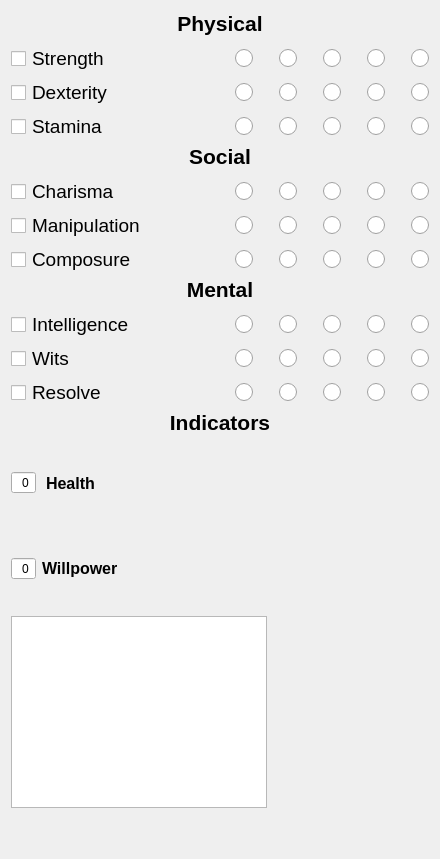
Qt form attributes.ui (Pkow1999/Vampire-The-Masquerade-v5-Character-Sheet-for-Android) before a commit.
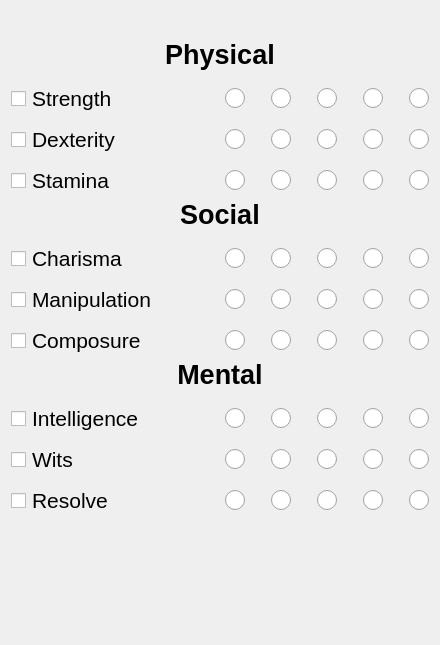
The same form after that commit. Icons and pictures are not drawn.

Commit message: Added blockade system, background images, bigger indicators

The edit to the form file:
```diff
--- a/attributes.ui
+++ b/attributes.ui
@@ -7,7 +7,7 @@
     <x>0</x>
     <y>0</y>
     <width>440</width>
-    <height>859</height>
+    <height>645</height>
    </rect>
   </property>
   <property name="sizePolicy">
@@ -29,10 +29,42 @@
 }</string>
   </property>
   <layout class="QVBoxLayout" name="verticalLayout_2">
+   <item>
+    <widget class="QPushButton" name="lockButton">
+     <property name="sizePolicy">
+      <sizepolicy hsizetype="Fixed" vsizetype="Fixed">
+       <horstretch>0</horstretch>
+       <verstretch>0</verstretch>
+      </sizepolicy>
+     </property>
+     <property name="layoutDirection">
+      <enum>Qt::RightToLeft</enum>
+     </property>
+     <property name="text">
+      <string/>
+     </property>
+     <property name="icon">
+      <iconset>
+       <normaloff>:/images/icons/unlock20x20.png</normaloff>:/images/icons/unlock20x20.png</iconset>
+     </property>
+     <property name="iconSize">
+      <size>
+       <width>20</width>
+       <height>20</height>
+      </size>
+     </property>
+     <property name="checkable">
+      <bool>true</bool>
+     </property>
+     <property name="flat">
+      <bool>true</bool>
+     </property>
+    </widget>
+   </item>
    <item>
     <layout class="QVBoxLayout" name="PhysicalLayout">
      <property name="spacing">
-      <number>10</number>
+      <number>15</number>
      </property>
      <property name="sizeConstraint">
       <enum>QLayout::SetMaximumSize</enum>
@@ -47,7 +79,7 @@
        </property>
        <property name="font">
         <font>
-         <pointsize>16</pointsize>
+         <pointsize>20</pointsize>
          <bold>true</bold>
         </font>
        </property>
@@ -74,7 +106,7 @@
          </property>
          <property name="font">
           <font>
-           <pointsize>14</pointsize>
+           <pointsize>16</pointsize>
            <bold>false</bold>
           </font>
          </property>
@@ -120,8 +152,8 @@
            <property name="styleSheet">
             <string notr="true">QRadioButton::indicator{
 
-width: 18px;
-height: 18px;
+width: 20px;
+height: 20px;
 }</string>
            </property>
            <property name="text">
@@ -154,8 +186,8 @@
            <property name="styleSheet">
             <string notr="true">QRadioButton::indicator{
 
-width: 18px;
-height: 18px;
+width: 20px;
+height: 20px;
 }</string>
            </property>
            <property name="text">
@@ -188,8 +220,8 @@
            <property name="styleSheet">
             <string notr="true">QRadioButton::indicator{
 
-width: 18px;
-height: 18px;
+width: 20px;
+height: 20px;
 }</string>
            </property>
            <property name="text">
@@ -222,8 +254,8 @@
            <property name="styleSheet">
             <string notr="true">QRadioButton::indicator{
 
-width: 18px;
-height: 18px;
+width: 20px;
+height: 20px;
 }</string>
            </property>
            <property name="text">
@@ -256,8 +288,8 @@
            <property name="styleSheet">
             <string notr="true">QRadioButton::indicator{
 
-width: 18px;
-height: 18px;
+width: 20px;
+height: 20px;
 }</string>
            </property>
            <property name="text">
@@ -287,7 +319,7 @@
          </property>
          <property name="font">
           <font>
-           <pointsize>14</pointsize>
+           <pointsize>16</pointsize>
           </font>
          </property>
          <property name="styleSheet">
@@ -332,8 +364,8 @@
            <property name="styleSheet">
             <string notr="true">QRadioButton::indicator{
 
-width: 18px;
-height: 18px;
+width: 20px;
+height: 20px;
 }</string>
            </property>
            <property name="text">
@@ -372,8 +404,8 @@
            <property name="styleSheet">
             <string notr="true">QRadioButton::indicator{
 
-width: 18px;
-height: 18px;
+width: 20px;
+height: 20px;
 }</string>
            </property>
            <property name="text">
@@ -406,8 +438,8 @@
            <property name="styleSheet">
             <string notr="true">QRadioButton::indicator{
 
-width: 18px;
-height: 18px;
+width: 20px;
+height: 20px;
 }</string>
            </property>
            <property name="text">
@@ -440,8 +472,8 @@
            <property name="styleSheet">
             <string notr="true">QRadioButton::indicator{
 
-width: 18px;
-height: 18px;
+width: 20px;
+height: 20px;
 }</string>
            </property>
            <property name="text">
@@ -474,8 +506,8 @@
            <property name="styleSheet">
             <string notr="true">QRadioButton::indicator{
 
-width: 18px;
-height: 18px;
+width: 20px;
+height: 20px;
 }</string>
            </property>
            <property name="text">
@@ -505,7 +537,7 @@
          </property>
          <property name="font">
           <font>
-           <pointsize>14</pointsize>
+           <pointsize>16</pointsize>
           </font>
          </property>
          <property name="styleSheet">
@@ -550,8 +582,8 @@
            <property name="styleSheet">
             <string notr="true">QRadioButton::indicator{
 
-width: 18px;
-height: 18px;
+width: 20px;
+height: 20px;
 }</string>
            </property>
            <property name="text">
@@ -584,8 +616,8 @@
            <property name="styleSheet">
             <string notr="true">QRadioButton::indicator{
 
-width: 18px;
-height: 18px;
+width: 20px;
+height: 20px;
 }</string>
            </property>
            <property name="text">
@@ -618,8 +650,8 @@
            <property name="styleSheet">
             <string notr="true">QRadioButton::indicator{
 
-width: 18px;
-height: 18px;
+width: 20px;
+height: 20px;
 }</string>
            </property>
            <property name="text">
@@ -652,8 +684,8 @@
            <property name="styleSheet">
             <string notr="true">QRadioButton::indicator{
 
-width: 18px;
-height: 18px;
+width: 20px;
+height: 20px;
 }</string>
            </property>
            <property name="text">
@@ -686,8 +718,8 @@
            <property name="styleSheet">
             <string notr="true">QRadioButton::indicator{
 
-width: 18px;
-height: 18px;
+width: 20px;
+height: 20px;
 }</string>
            </property>
            <property name="text">
@@ -710,7 +742,7 @@
    <item>
     <layout class="QVBoxLayout" name="SocialLayout">
      <property name="spacing">
-      <number>10</number>
+      <number>15</number>
      </property>
      <property name="sizeConstraint">
       <enum>QLayout::SetMaximumSize</enum>
@@ -725,7 +757,7 @@
        </property>
        <property name="font">
         <font>
-         <pointsize>16</pointsize>
+         <pointsize>20</pointsize>
          <bold>true</bold>
         </font>
        </property>
@@ -749,7 +781,7 @@
          </property>
          <property name="font">
           <font>
-           <pointsize>14</pointsize>
+           <pointsize>16</pointsize>
           </font>
          </property>
          <property name="styleSheet">
@@ -794,8 +826,8 @@
            <property name="styleSheet">
             <string notr="true">QRadioButton::indicator{
 
-width: 18px;
-height: 18px;
+width: 20px;
+height: 20px;
 }</string>
            </property>
            <property name="text">
@@ -828,8 +860,8 @@
            <property name="styleSheet">
             <string notr="true">QRadioButton::indicator{
 
-width: 18px;
-height: 18px;
+width: 20px;
+height: 20px;
 }</string>
            </property>
            <property name="text">
@@ -862,8 +894,8 @@
            <property name="styleSheet">
             <string notr="true">QRadioButton::indicator{
 
-width: 18px;
-height: 18px;
+width: 20px;
+height: 20px;
 }</string>
            </property>
            <property name="text">
@@ -896,8 +928,8 @@
            <property name="styleSheet">
             <string notr="true">QRadioButton::indicator{
 
-width: 18px;
-height: 18px;
+width: 20px;
+height: 20px;
 }</string>
            </property>
            <property name="text">
@@ -930,8 +962,8 @@
            <property name="styleSheet">
             <string notr="true">QRadioButton::indicator{
 
-width: 18px;
-height: 18px;
+width: 20px;
+height: 20px;
 }</string>
            </property>
            <property name="text">
@@ -961,7 +993,7 @@
          </property>
          <property name="font">
           <font>
-           <pointsize>14</pointsize>
+           <pointsize>16</pointsize>
           </font>
          </property>
          <property name="styleSheet">
@@ -1006,8 +1038,8 @@
            <property name="styleSheet">
             <string notr="true">QRadioButton::indicator{
 
-width: 18px;
-height: 18px;
+width: 20px;
+height: 20px;
 }</string>
            </property>
            <property name="text">
@@ -1040,8 +1072,8 @@
            <property name="styleSheet">
             <string notr="true">QRadioButton::indicator{
 
-width: 18px;
-height: 18px;
+width: 20px;
+height: 20px;
 }</string>
            </property>
            <property name="text">
@@ -1074,8 +1106,8 @@
            <property name="styleSheet">
             <string notr="true">QRadioButton::indicator{
 
-width: 18px;
-height: 18px;
+width: 20px;
+height: 20px;
 }</string>
            </property>
            <property name="text">
@@ -1108,8 +1140,8 @@
            <property name="styleSheet">
             <string notr="true">QRadioButton::indicator{
 
-width: 18px;
-height: 18px;
+width: 20px;
+height: 20px;
 }</string>
            </property>
            <property name="text">
@@ -1142,8 +1174,8 @@
            <property name="styleSheet">
             <string notr="true">QRadioButton::indicator{
 
-width: 18px;
-height: 18px;
+width: 20px;
+height: 20px;
 }</string>
            </property>
            <property name="text">
@@ -1173,7 +1205,7 @@
          </property>
          <property name="font">
           <font>
-           <pointsize>14</pointsize>
+           <pointsize>16</pointsize>
           </font>
          </property>
          <property name="styleSheet">
@@ -1218,8 +1250,8 @@
            <property name="styleSheet">
             <string notr="true">QRadioButton::indicator{
 
-width: 18px;
-height: 18px;
+width: 20px;
+height: 20px;
 }</string>
            </property>
            <property name="text">
@@ -1252,8 +1284,8 @@
            <property name="styleSheet">
             <string notr="true">QRadioButton::indicator{
 
-width: 18px;
-height: 18px;
+width: 20px;
+height: 20px;
 }</string>
            </property>
            <property name="text">
@@ -1286,8 +1318,8 @@
            <property name="styleSheet">
             <string notr="true">QRadioButton::indicator{
 
-width: 18px;
-height: 18px;
+width: 20px;
+height: 20px;
 }</string>
            </property>
            <property name="text">
@@ -1320,8 +1352,8 @@
            <property name="styleSheet">
             <string notr="true">QRadioButton::indicator{
 
-width: 18px;
-height: 18px;
+width: 20px;
+height: 20px;
 }</string>
            </property>
            <property name="text">
@@ -1354,8 +1386,8 @@
            <property name="styleSheet">
             <string notr="true">QRadioButton::indicator{
 
-width: 18px;
-height: 18px;
+width: 20px;
+height: 20px;
 }</string>
            </property>
            <property name="text">
@@ -1378,7 +1410,7 @@
    <item>
     <layout class="QVBoxLayout" name="MentalLayout">
      <property name="spacing">
-      <number>10</number>
+      <number>15</number>
      </property>
      <property name="sizeConstraint">
       <enum>QLayout::SetMaximumSize</enum>
@@ -1393,7 +1425,7 @@
        </property>
        <property name="font">
         <font>
-         <pointsize>16</pointsize>
+         <pointsize>20</pointsize>
          <bold>true</bold>
         </font>
        </property>
@@ -1417,7 +1449,7 @@
          </property>
          <property name="font">
           <font>
-           <pointsize>14</pointsize>
+           <pointsize>16</pointsize>
           </font>
          </property>
          <property name="styleSheet">
@@ -1462,8 +1494,8 @@
            <property name="styleSheet">
             <string notr="true">QRadioButton::indicator{
 
-width: 18px;
-height: 18px;
+width: 20px;
+height: 20px;
 }</string>
            </property>
            <property name="text">
@@ -1496,8 +1528,8 @@
            <property name="styleSheet">
             <string notr="true">QRadioButton::indicator{
 
-width: 18px;
-height: 18px;
+width: 20px;
+height: 20px;
 }</string>
            </property>
            <property name="text">
@@ -1530,8 +1562,8 @@
            <property name="styleSheet">
             <string notr="true">QRadioButton::indicator{
 
-width: 18px;
-height: 18px;
+width: 20px;
+height: 20px;
 }</string>
            </property>
            <property name="text">
@@ -1564,8 +1596,8 @@
            <property name="styleSheet">
             <string notr="true">QRadioButton::indicator{
 
-width: 18px;
-height: 18px;
+width: 20px;
+height: 20px;
 }</string>
            </property>
            <property name="text">
@@ -1598,8 +1630,8 @@
            <property name="styleSheet">
             <string notr="true">QRadioButton::indicator{
 
-width: 18px;
-height: 18px;
+width: 20px;
+height: 20px;
 }</string>
            </property>
            <property name="text">
@@ -1629,7 +1661,7 @@
          </property>
          <property name="font">
           <font>
-           <pointsize>14</pointsize>
+           <pointsize>16</pointsize>
           </font>
          </property>
          <property name="styleSheet">
@@ -1674,8 +1706,8 @@
            <property name="styleSheet">
             <string notr="true">QRadioButton::indicator{
 
-width: 18px;
-height: 18px;
+width: 20px;
+height: 20px;
 }</string>
            </property>
            <property name="text">
@@ -1708,8 +1740,8 @@
            <property name="styleSheet">
             <string notr="true">QRadioButton::indicator{
 
-width: 18px;
-height: 18px;
+width: 20px;
+height: 20px;
 }</string>
            </property>
            <property name="text">
@@ -1742,8 +1774,8 @@
            <property name="styleSheet">
             <string notr="true">QRadioButton::indicator{
 
-width: 18px;
-height: 18px;
+width: 20px;
+height: 20px;
 }</string>
            </property>
            <property name="text">
@@ -1776,8 +1808,8 @@
            <property name="styleSheet">
             <string notr="true">QRadioButton::indicator{
 
-width: 18px;
-height: 18px;
+width: 20px;
+height: 20px;
 }</string>
            </property>
            <property name="text">
@@ -1810,8 +1842,8 @@
            <property name="styleSheet">
             <string notr="true">QRadioButton::indicator{
 
-width: 18px;
-height: 18px;
+width: 20px;
+height: 20px;
 }</string>
            </property>
            <property name="text">
@@ -1841,7 +1873,7 @@
          </property>
          <property name="font">
           <font>
-           <pointsize>14</pointsize>
+           <pointsize>16</pointsize>
           </font>
          </property>
          <property name="styleSheet">
@@ -1886,8 +1918,8 @@
            <property name="styleSheet">
             <string notr="true">QRadioButton::indicator{
 
-width: 18px;
-height: 18px;
+width: 20px;
+height: 20px;
 }</string>
            </property>
            <property name="text">
@@ -1920,8 +1952,8 @@
            <property name="styleSheet">
             <string notr="true">QRadioButton::indicator{
 
-width: 18px;
-height: 18px;
+width: 20px;
+height: 20px;
 }</string>
            </property>
            <property name="text">
@@ -1954,8 +1986,8 @@
            <property name="styleSheet">
             <string notr="true">QRadioButton::indicator{
 
-width: 18px;
-height: 18px;
+width: 20px;
+height: 20px;
 }</string>
            </property>
            <property name="text">
@@ -1988,8 +2020,8 @@
            <property name="styleSheet">
             <string notr="true">QRadioButton::indicator{
 
-width: 18px;
-height: 18px;
+width: 20px;
+height: 20px;
 }</string>
            </property>
            <property name="text">
@@ -2022,8 +2054,8 @@
            <property name="styleSheet">
             <string notr="true">QRadioButton::indicator{
 
-width: 18px;
-height: 18px;
+width: 20px;
+height: 20px;
 }</string>
            </property>
            <property name="text">
@@ -2043,238 +2075,13 @@
      </item>
     </layout>
    </item>
-   <item>
-    <layout class="QVBoxLayout" name="IndicatorsLayout">
-     <property name="spacing">
-      <number>10</number>
-     </property>
-     <property name="sizeConstraint">
-      <enum>QLayout::SetMaximumSize</enum>
-     </property>
-     <item>
-      <widget class="QLabel" name="label_6">
-       <property name="sizePolicy">
-        <sizepolicy hsizetype="Preferred" vsizetype="Fixed">
-         <horstretch>0</horstretch>
-         <verstretch>0</verstretch>
-        </sizepolicy>
-       </property>
-       <property name="font">
-        <font>
-         <pointsize>16</pointsize>
-         <bold>true</bold>
-        </font>
-       </property>
-       <property name="text">
-        <string>Indicators</string>
-       </property>
-       <property name="alignment">
-        <set>Qt::AlignCenter</set>
-       </property>
-      </widget>
-     </item>
-     <item>
-      <layout class="QVBoxLayout" name="HealthParentLayout">
-       <property name="sizeConstraint">
-        <enum>QLayout::SetMaximumSize</enum>
-       </property>
-       <item>
-        <layout class="QHBoxLayout" name="horizontalLayout_3">
-         <item>
-          <widget class="QSpinBox" name="healthModifier">
-           <property name="sizePolicy">
-            <sizepolicy hsizetype="Maximum" vsizetype="Maximum">
-             <horstretch>0</horstretch>
-             <verstretch>0</verstretch>
-            </sizepolicy>
-           </property>
-           <property name="focusPolicy">
-            <enum>Qt::ClickFocus</enum>
-           </property>
-           <property name="layoutDirection">
-            <enum>Qt::RightToLeft</enum>
-           </property>
-           <property name="alignment">
-            <set>Qt::AlignRight|Qt::AlignTrailing|Qt::AlignVCenter</set>
-           </property>
-           <property name="buttonSymbols">
-            <enum>QAbstractSpinBox::NoButtons</enum>
-           </property>
-           <property name="correctionMode">
-            <enum>QAbstractSpinBox::CorrectToNearestValue</enum>
-           </property>
-           <property name="keyboardTracking">
-            <bool>false</bool>
-           </property>
-          </widget>
-         </item>
-         <item>
-          <widget class="QLabel" name="label_4">
-           <property name="font">
-            <font>
-             <pointsize>12</pointsize>
-             <bold>true</bold>
-            </font>
-           </property>
-           <property name="text">
-            <string>Health</string>
-           </property>
-          </widget>
-         </item>
-        </layout>
-       </item>
-       <item>
-        <layout class="QHBoxLayout" name="Health">
-         <property name="spacing">
-          <number>5</number>
-         </property>
-         <property name="sizeConstraint">
-          <enum>QLayout::SetDefaultConstraint</enum>
-         </property>
-        </layout>
-       </item>
-      </layout>
-     </item>
-     <item>
-      <layout class="QVBoxLayout" name="WillpowerParentLayout">
-       <property name="sizeConstraint">
-        <enum>QLayout::SetDefaultConstraint</enum>
-       </property>
-       <item>
-        <layout class="QHBoxLayout" name="horizontalLayout_26">
-         <property name="spacing">
-          <number>6</number>
-         </property>
-         <property name="sizeConstraint">
-          <enum>QLayout::SetDefaultConstraint</enum>
-         </property>
-         <item>
-          <widget class="QSpinBox" name="wpModifier">
-           <property name="enabled">
-            <bool>true</bool>
-           </property>
-           <property name="sizePolicy">
-            <sizepolicy hsizetype="Maximum" vsizetype="Maximum">
-             <horstretch>0</horstretch>
-             <verstretch>0</verstretch>
-            </sizepolicy>
-           </property>
-           <property name="focusPolicy">
-            <enum>Qt::ClickFocus</enum>
-           </property>
-           <property name="layoutDirection">
-            <enum>Qt::RightToLeft</enum>
-           </property>
-           <property name="alignment">
-            <set>Qt::AlignRight|Qt::AlignTrailing|Qt::AlignVCenter</set>
-           </property>
-           <property name="buttonSymbols">
-            <enum>QAbstractSpinBox::NoButtons</enum>
-           </property>
-           <property name="correctionMode">
-            <enum>QAbstractSpinBox::CorrectToNearestValue</enum>
-           </property>
-           <property name="keyboardTracking">
-            <bool>false</bool>
-           </property>
-           <property name="minimum">
-            <number>0</number>
-           </property>
-           <property name="value">
-            <number>0</number>
-           </property>
-          </widget>
-         </item>
-         <item>
-          <widget class="QLabel" name="label_5">
-           <property name="sizePolicy">
-            <sizepolicy hsizetype="Minimum" vsizetype="Preferred">
-             <horstretch>0</horstretch>
-             <verstretch>0</verstretch>
-            </sizepolicy>
-           </property>
-           <property name="font">
-            <font>
-             <pointsize>12</pointsize>
-             <bold>true</bold>
-            </font>
-           </property>
-           <property name="text">
-            <string>Willpower</string>
-           </property>
-           <property name="alignment">
-            <set>Qt::AlignLeading|Qt::AlignLeft|Qt::AlignVCenter</set>
-           </property>
-          </widget>
-         </item>
-        </layout>
-       </item>
-       <item>
-        <layout class="QHBoxLayout" name="Willpower">
-         <property name="spacing">
-          <number>5</number>
-         </property>
-         <property name="sizeConstraint">
-          <enum>QLayout::SetDefaultConstraint</enum>
-         </property>
-        </layout>
-       </item>
-      </layout>
-     </item>
-     <item>
-      <layout class="QVBoxLayout" name="HumanityParentLayout">
-       <property name="sizeConstraint">
-        <enum>QLayout::SetMaximumSize</enum>
-       </property>
-       <item>
-        <widget class="QTextBrowser" name="humanityText">
-         <property name="sizePolicy">
-          <sizepolicy hsizetype="Maximum" vsizetype="Maximum">
-           <horstretch>0</horstretch>
-           <verstretch>0</verstretch>
-          </sizepolicy>
-         </property>
-         <property name="verticalScrollBarPolicy">
-          <enum>Qt::ScrollBarAlwaysOff</enum>
-         </property>
-         <property name="horizontalScrollBarPolicy">
-          <enum>Qt::ScrollBarAlwaysOff</enum>
-         </property>
-         <property name="sizeAdjustPolicy">
-          <enum>QAbstractScrollArea::AdjustIgnored</enum>
-         </property>
-         <property name="acceptRichText">
-          <bool>true</bool>
-         </property>
-         <property name="textInteractionFlags">
-          <set>Qt::NoTextInteraction</set>
-         </property>
-         <property name="openLinks">
-          <bool>false</bool>
-         </property>
-        </widget>
-       </item>
-       <item>
-        <layout class="QHBoxLayout" name="Humanity">
-         <property name="spacing">
-          <number>5</number>
-         </property>
-         <property name="sizeConstraint">
-          <enum>QLayout::SetNoConstraint</enum>
-         </property>
-        </layout>
-       </item>
-      </layout>
-     </item>
-    </layout>
-   </item>
    <item>
     <spacer name="verticalSpacer">
      <property name="orientation">
       <enum>Qt::Vertical</enum>
      </property>
      <property name="sizeType">
-      <enum>QSizePolicy::Minimum</enum>
+      <enum>QSizePolicy::Expanding</enum>
      </property>
      <property name="sizeHint" stdset="0">
       <size>
```
Left out of the diff: 44 changed lines with no effect on the pictures. The commit also changes 70 other files.
